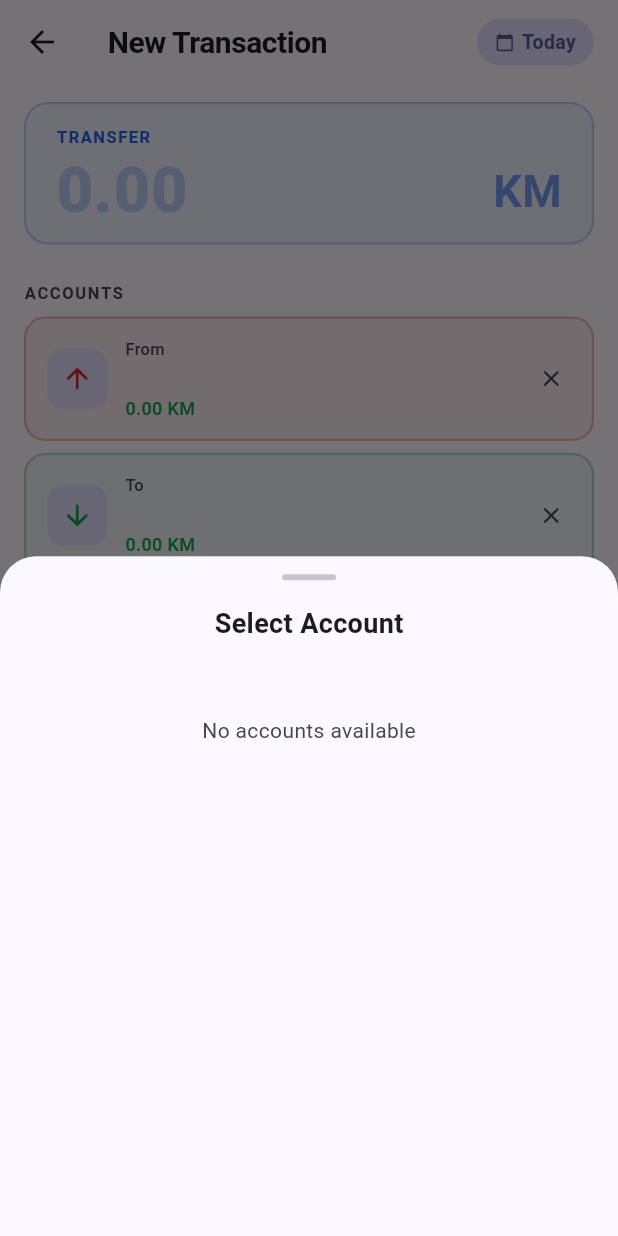
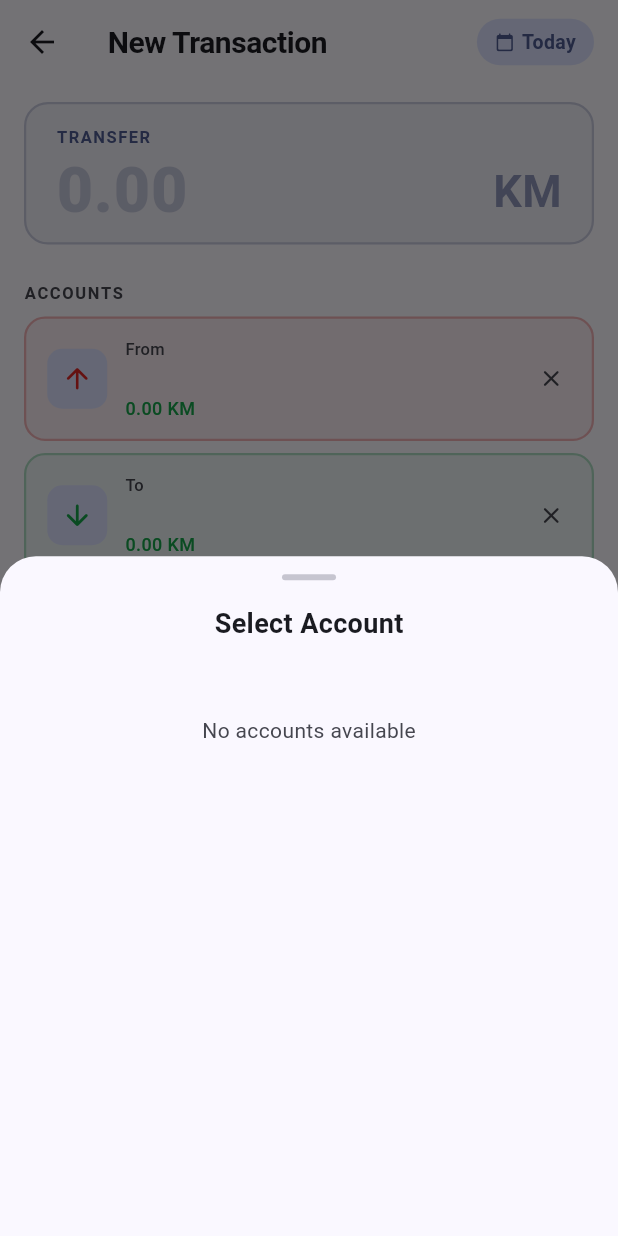
Before and after one commit to vukbundalo/platrare, a Flutter app: the NewTransactionScreen screen opened directly, after a tap on "From", on a phone screen of 412 x 824 dp. Run offline on Flutter 3.47's test engine with Material 3 defaults, Android fonts, the phone set to English and light mode, and no system bars; our stand-ins replace drift, file_picker, image_picker, open_filex, shared_preferences; accounts and stored records are empty; generated files the repository leaves out were written again; network calls fail.

Commit message:
Theme: LedgerColors extension + trust-forward blue seed
- Add ThemeExtension LedgerColors with fixed positive/negative and
  scheme-harmonized transfer/advance/loan/invoice/bill roles
- Register extension in MaterialApp themes; change seed to #1D4ED8
- txColor(BuildContext, TxType) reads from extension; remove duplicate
  green/red hex across plan/track/review/settings/transaction flows
- Note WCAG spot-check for gain/loss text on future surface tweaks

Made-with: Cursor

```diff
--- a/lib/main.dart
+++ b/lib/main.dart
@@ -10,6 +10,7 @@ import 'l10n/app_localizations.dart' show AppLocalizations;
 import 'screens/track_screen.dart';
 import 'screens/plan_screen.dart';
 import 'screens/review_screen.dart';
+import 'theme/ledger_colors.dart';
 import 'utils/fx.dart' as fx;
 
 Future<void> main() async {
@@ -99,12 +100,14 @@ class PlatrareApp extends StatelessWidget {
   }
 
   ThemeData _buildTheme(Brightness brightness) {
-    const seed = Color(0xFF5B5BD6);
+    // Trust-forward cool blue anchor (replaces violet seed for calmer fintech feel).
+    const seed = Color(0xFF1D4ED8);
     final cs = ColorScheme.fromSeed(seedColor: seed, brightness: brightness);
 
     return ThemeData(
       useMaterial3: true,
       colorScheme: cs,
+      extensions: [LedgerColors.harmonized(cs)],
       appBarTheme: AppBarTheme(
         elevation: 0,
         scrolledUnderElevation: 0,
--- a/lib/screens/new_transaction_screen.dart
+++ b/lib/screens/new_transaction_screen.dart
@@ -12,6 +12,7 @@ import '../models/account.dart';
 import '../models/transaction.dart';
 import '../utils/app_format.dart';
 import '../utils/fx.dart' as fx;
+import '../theme/ledger_colors.dart';
 import '../utils/tx_display.dart';
 
 class NewTransactionScreen extends StatefulWidget {
@@ -147,9 +148,10 @@ class _NewTransactionScreenState extends State<NewTransactionScreen> {
   TxType get _txType =>
       classifyTransaction(from: _fromAccount, to: _toAccount);
 
-  Color _deriveColor(ColorScheme cs) {
+  Color _deriveColor(BuildContext context) {
+    final cs = Theme.of(context).colorScheme;
     if (_fromAccount == null && _toAccount == null) return cs.primary;
-    return txColor(_txType);
+    return txColor(context, _txType);
   }
 
   String _deriveLabel(BuildContext context) {
@@ -218,7 +220,7 @@ class _NewTransactionScreenState extends State<NewTransactionScreen> {
 
     HapticFeedback.lightImpact();
 
-    final savedColor = txColor(type);
+    final savedColor = txColor(context, type);
     final rawLabel = l10nTxLabel(context, type);
     final titleLabel = '${rawLabel[0]}${rawLabel.substring(1).toLowerCase()}';
 
@@ -313,7 +315,7 @@ class _NewTransactionScreenState extends State<NewTransactionScreen> {
             ? l10n.dateYesterday
             : formatAppDate(context, 'MMM d', _date);
 
-    final tc = _deriveColor(cs);
+    final tc = _deriveColor(context);
     final label = _deriveLabel(context);
 
     return PopScope(
@@ -445,7 +447,7 @@ class _NewTransactionScreenState extends State<NewTransactionScreen> {
                   _AccountTile(
                     label: AppLocalizations.of(context).labelFrom,
                     account: _fromAccount,
-                    accentColor: const Color(0xFFDC2626),
+                    accentColor: context.ledgerColors.negative,
                     icon: Icons.arrow_upward_rounded,
                     onTap: () async {
                       final a = await _pickAccount(exclude: _toAccount);
@@ -462,7 +464,7 @@ class _NewTransactionScreenState extends State<NewTransactionScreen> {
                   _AccountTile(
                     label: AppLocalizations.of(context).labelTo,
                     account: _toAccount,
-                    accentColor: const Color(0xFF16A34A),
+                    accentColor: context.ledgerColors.positive,
                     icon: Icons.arrow_downward_rounded,
                     onTap: () async {
                       final a = await _pickAccount(exclude: _fromAccount);
@@ -717,6 +719,7 @@ class _AccountTile extends StatelessWidget {
   @override
   Widget build(BuildContext context) {
     final cs = Theme.of(context).colorScheme;
+    final lc = context.ledgerColors;
     final has = account != null;
     final isPersonal = has && account!.group == AccountGroup.personal;
     final isEntities = has && account!.group == AccountGroup.entities;
@@ -797,9 +800,7 @@ class _AccountTile extends StatelessWidget {
                       style: TextStyle(
                         fontSize: 12,
                         fontWeight: FontWeight.w500,
-                        color: headroom >= 0
-                            ? const Color(0xFF16A34A)
-                            : const Color(0xFFDC2626),
+                        color: headroom >= 0 ? lc.positive : lc.negative,
                       ),
                     ),
                   ],
@@ -965,6 +966,7 @@ class _AccountPickerSheet extends StatelessWidget {
   Widget _sheetTile(BuildContext ctx,
       {required Account account, required bool isPersonal}) {
     final cs = Theme.of(ctx).colorScheme;
+    final lc = ctx.ledgerColors;
     final headroom = account.personalHeadroomNative(account.balance);
     final pos = headroom >= 0;
 
@@ -1017,8 +1019,8 @@ class _AccountPickerSheet extends StatelessWidget {
                   const EdgeInsets.symmetric(horizontal: 10, vertical: 4),
               decoration: BoxDecoration(
                 color: pos
-                    ? const Color(0xFF16A34A).withValues(alpha: 0.1)
-                    : const Color(0xFFDC2626).withValues(alpha: 0.1),
+                    ? lc.positive.withValues(alpha: 0.1)
+                    : lc.negative.withValues(alpha: 0.1),
                 borderRadius: BorderRadius.circular(8),
               ),
               child: Text(
@@ -1026,9 +1028,7 @@ class _AccountPickerSheet extends StatelessWidget {
                 style: TextStyle(
                   fontSize: 13,
                   fontWeight: FontWeight.w600,
-                  color: pos
-                      ? const Color(0xFF16A34A)
-                      : const Color(0xFFDC2626),
+                  color: pos ? lc.positive : lc.negative,
                 ),
               ),
             ),
--- a/lib/screens/settings_screen.dart
+++ b/lib/screens/settings_screen.dart
@@ -1,5 +1,6 @@
 import 'package:flutter/material.dart';
 import '../data/app_data.dart' as data;
+import '../theme/ledger_colors.dart';
 import '../data/data_repository.dart';
 import '../data/ledger_verify.dart';
 import '../data/currency_localized_names.dart';
@@ -636,6 +637,7 @@ class _CategoriesScreenState extends State<CategoriesScreen> {
   @override
   Widget build(BuildContext context) {
     final cs = Theme.of(context).colorScheme;
+    final lc = context.ledgerColors;
     final l10n = AppLocalizations.of(context);
 
     return Scaffold(
@@ -656,7 +658,7 @@ class _CategoriesScreenState extends State<CategoriesScreen> {
                   _SubSection(
                     label: l10n.categoryIncome,
                     addLabel: l10n.categoryAdd,
-                    color: const Color(0xFF16A34A),
+                    color: lc.positive,
                     categories: data.incomeCategories,
                     onAdd: () => _addCategory(data.incomeCategories),
                     onDelete: (c) =>
@@ -670,7 +672,7 @@ class _CategoriesScreenState extends State<CategoriesScreen> {
                   _SubSection(
                     label: l10n.categoryExpense,
                     addLabel: l10n.categoryAdd,
-                    color: const Color(0xFFDC2626),
+                    color: lc.negative,
                     categories: data.expenseCategories,
                     onAdd: () => _addCategory(data.expenseCategories),
                     onDelete: (c) =>
--- a/lib/screens/transaction_detail_screen.dart
+++ b/lib/screens/transaction_detail_screen.dart
@@ -64,7 +64,7 @@ class TransactionDetailScreen extends StatelessWidget {
     final cs = Theme.of(context).colorScheme;
     final type = _type;
     final t = transaction;
-    final color = txColor(type);
+    final color = txColor(context, type);
 
     return Scaffold(
       backgroundColor: cs.surface,
@@ -217,7 +217,7 @@ class PlannedTransactionDetailScreen extends StatelessWidget {
     final l10n = AppLocalizations.of(context);
     final cs = Theme.of(context).colorScheme;
     final type = _type;
-    final color = txColor(type);
+    final color = txColor(context, type);
 
     return Scaffold(
       backgroundColor: cs.surface,
@@ -372,7 +372,7 @@ class _Header extends StatelessWidget {
 
   @override
   Widget build(BuildContext context) {
-    final color = txColor(type);
+    final color = txColor(context, type);
 
     return Container(
       width: double.infinity,
--- /dev/null
+++ b/lib/theme/ledger_colors.dart
@@ -0,0 +1,98 @@
+import 'package:flutter/material.dart';
+
+/// Semantic colors for money movement and transaction types.
+///
+/// [positive] / [negative] stay fixed for consistent gain/loss signaling.
+/// Other roles are derived from [ColorScheme] so they stay coherent with the
+/// app seed (trust-forward blue) in light and dark mode.
+@immutable
+class LedgerColors extends ThemeExtension<LedgerColors> {
+  const LedgerColors({
+    required this.positive,
+    required this.negative,
+    required this.transfer,
+    required this.advance,
+    required this.loan,
+    required this.invoice,
+    required this.bill,
+  });
+
+  final Color positive;
+  final Color negative;
+  final Color transfer;
+  final Color advance;
+  final Color loan;
+  final Color invoice;
+  final Color bill;
+
+  /// Default gain/loss hues (aligned with common fintech semantics).
+  /// On `surface` / `surfaceContainerLow` these read clearly for bold amounts;
+  /// if a future surface goes darker, re-check WCAG contrast for body-sized text.
+  static const Color kPositive = Color(0xFF16A34A);
+  static const Color kNegative = Color(0xFFDC2626);
+
+  factory LedgerColors.harmonized(ColorScheme scheme) {
+    final billTint = Color.lerp(
+      scheme.tertiary,
+      const Color(0xFFC2410C),
+      0.45,
+    )!;
+    final invoiceTint = Color.lerp(
+      scheme.secondary,
+      const Color(0xFF0E7490),
+      0.35,
+    )!;
+    return LedgerColors(
+      positive: kPositive,
+      negative: kNegative,
+      transfer: scheme.primary,
+      advance: scheme.tertiary,
+      loan: scheme.secondary,
+      invoice: invoiceTint,
+      bill: billTint,
+    );
+  }
+
+  @override
+  LedgerColors copyWith({
+    Color? positive,
+    Color? negative,
+    Color? transfer,
+    Color? advance,
+    Color? loan,
+    Color? invoice,
+    Color? bill,
+  }) {
+    return LedgerColors(
+      positive: positive ?? this.positive,
+      negative: negative ?? this.negative,
+      transfer: transfer ?? this.transfer,
+      advance: advance ?? this.advance,
+      loan: loan ?? this.loan,
+      invoice: invoice ?? this.invoice,
+      bill: bill ?? this.bill,
+    );
+  }
+
+  @override
+  LedgerColors lerp(ThemeExtension<LedgerColors>? other, double t) {
+    if (other is! LedgerColors) return this;
+    return LedgerColors(
+      positive: Color.lerp(positive, other.positive, t)!,
+      negative: Color.lerp(negative, other.negative, t)!,
+      transfer: Color.lerp(transfer, other.transfer, t)!,
+      advance: Color.lerp(advance, other.advance, t)!,
+      loan: Color.lerp(loan, other.loan, t)!,
+      invoice: Color.lerp(invoice, other.invoice, t)!,
+      bill: Color.lerp(bill, other.bill, t)!,
+    );
+  }
+}
+
+extension LedgerColorsContext on BuildContext {
+  LedgerColors get ledgerColors {
+    final ext = Theme.of(this).extension<LedgerColors>();
+    if (ext != null) return ext;
+    return LedgerColors.harmonized(Theme.of(this).colorScheme);
+  }
+}
--- a/lib/utils/tx_display.dart
+++ b/lib/utils/tx_display.dart
@@ -1,16 +1,20 @@
 import 'package:flutter/material.dart';
 import '../models/account.dart';
+import '../theme/ledger_colors.dart';
 import 'fx.dart' as fx;
 
-Color txColor(TxType t) => switch (t) {
-      TxType.income || TxType.collection => const Color(0xFF16A34A),
-      TxType.expense || TxType.settlement => const Color(0xFFDC2626),
-      TxType.transfer || TxType.offset => const Color(0xFF2563EB),
-      TxType.advance => const Color(0xFF7C3AED),
-      TxType.loan => const Color(0xFF4F46E5),
-      TxType.invoice => const Color(0xFF0891B2),
-      TxType.bill => const Color(0xFFD97706),
-    };
+Color txColor(BuildContext context, TxType t) {
+  final lc = context.ledgerColors;
+  return switch (t) {
+    TxType.income || TxType.collection => lc.positive,
+    TxType.expense || TxType.settlement => lc.negative,
+    TxType.transfer || TxType.offset => lc.transfer,
+    TxType.advance => lc.advance,
+    TxType.loan => lc.loan,
+    TxType.invoice => lc.invoice,
+    TxType.bill => lc.bill,
+  };
+}
 
 IconData txIcon(TxType t) => switch (t) {
       TxType.income || TxType.collection => Icons.arrow_downward_rounded,
```
Also changed, not shown: lib/screens/account_transactions_screen.dart (+8 -7 lines), lib/screens/new_planned_transaction_screen.dart (+11 -10 lines), lib/screens/plan_screen.dart (+28 -32 lines), lib/screens/review_screen.dart (+10 -11 lines), lib/screens/track_screen.dart (+16 -17 lines).
